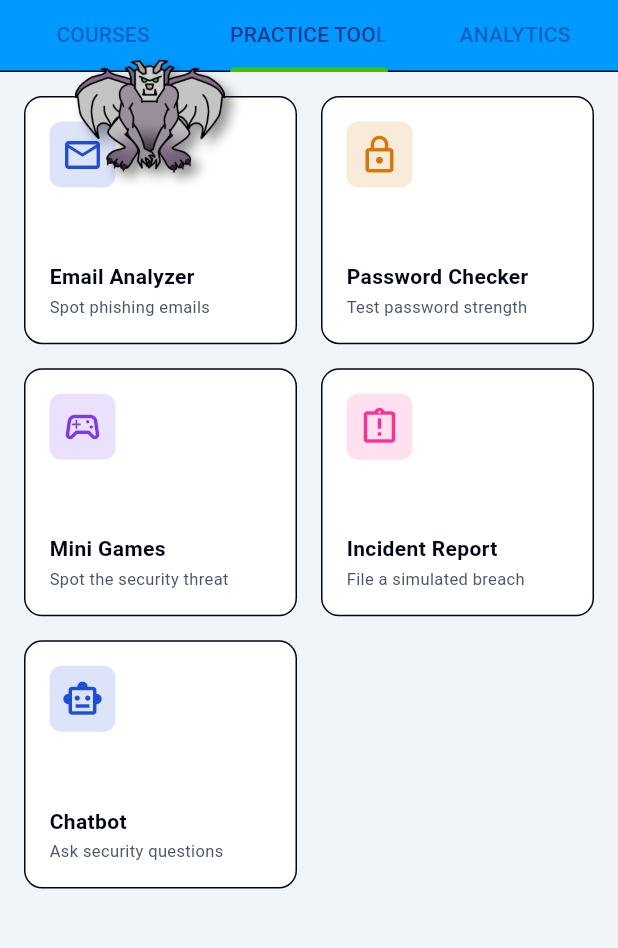
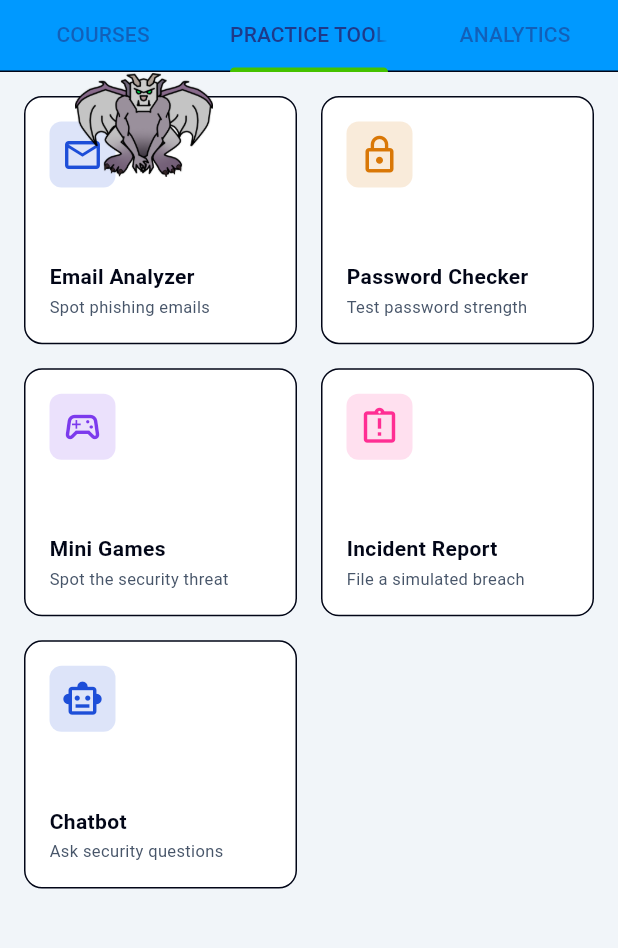
Before and after one commit to benvelzul/Threat-Wise-Premiers-Coding-Challenge, a Flutter app: the screen it shows after launch, after a tap on "OK", on a phone screen of 412 x 824 dp, the part 96-1044 px from its top. Run offline on Flutter 3.47's test engine with Material 3 defaults, Android fonts, the phone set to English and light mode, and no system bars; our stand-ins replace flutter_markdown, google_generative_ai, shared_preferences; missing offline and left inert: flutter_confetti.

Commit message:
Add mascot intro and refine overlay behavior
Adds MascotIntro widget (lib/features/dashboard/mascot_intro.dart) to display a startup message. Refactors mascot overlay (lib/features/widgets/mascot_overlay.dart): moves the MascotRouteObserver instance into the file, adds a showOverlay flag and dismissStartupIntro(), prevents the overlay from rendering until enabled, clamps drag bounds to mascot dimensions, and simplifies image rendering. Removes the now-unnecessary global mascotRouteObserver from lib/main.dart.

```diff
--- /dev/null
+++ b/lib/features/dashboard/mascot_intro.dart
@@ -0,0 +1,73 @@
+import 'package:flutter/material.dart';
+
+import '../widgets/make_image.dart';
+
+class MascotIntro extends StatelessWidget {
+  final bool showMessage;
+
+  const MascotIntro({this.showMessage = true, super.key});
+
+  @override
+  Widget build(BuildContext context) {
+    final colors = Theme.of(context).colorScheme;
+
+    return Material(
+      color: Colors.transparent,
+      child: Container(
+        padding: const EdgeInsets.fromLTRB(10, 10, 16, 10),
+        decoration: BoxDecoration(
+          color: colors.surface,
+          borderRadius: BorderRadius.circular(18),
+          border: Border.all(color: colors.primary.withValues(alpha: 0.35)),
+          boxShadow: const [
+            BoxShadow(
+              color: Color(0x33000000),
+              blurRadius: 18,
+              offset: Offset(0, 8),
+            ),
+          ],
+        ),
+        child: Row(
+          mainAxisSize: MainAxisSize.min,
+          children: [
+            const SizedBox(
+              width: 92,
+              height: 112,
+              child: LocalImageWidget(
+                imagePath: 'assets/images/Gargoyle.png',
+                width: 92,
+                height: 112,
+              ),
+            ),
+            if (showMessage) ...[
+              const SizedBox(width: 10),
+              Flexible(
+                child: Column(
+                  mainAxisSize: MainAxisSize.min,
+                  crossAxisAlignment: CrossAxisAlignment.start,
+                  children: [
+                    Text(
+                      'Welcome to ThreatWise',
+                      style: Theme.of(context).textTheme.titleMedium?.copyWith(
+                        fontWeight: FontWeight.w800,
+                        color: colors.onSurface,
+                      ),
+                    ),
+                    const SizedBox(height: 6),
+                    Text(
+                      "Oh. You're finally here \n We have a problem. \nPeople are getting tricked every day.\nAnd apparently, I'm supposed to stop that.\nUnfortunately, I can't do everything myself.\nSo I'm going to train you.\nWelcome to ThreatWise! This application will teach you cybersecurity.\n\n By the way, I'm Ward, the gargoyle. I'm here to help you learn and protect yourself from cyber threats. And i will be floating around the app. \n\n Let's get started!",
+                      style: Theme.of(context).textTheme.bodyMedium?.copyWith(
+                        color: colors.onSurface.withValues(alpha: 0.78),
+                        height: 1.25,
+                      ),
+                    ),
+                  ],
+                ),
+              ),
+            ],
+          ],
+        ),
+      ),
+    );
+  }
+}
--- a/lib/features/widgets/mascot_overlay.dart
+++ b/lib/features/widgets/mascot_overlay.dart
@@ -1,13 +1,22 @@
 import 'dart:math' as math;
-import 'dart:ui';
 
 import 'package:flutter/material.dart';
 import 'make_image.dart';
 
+final MascotRouteObserver mascotRouteObserver = MascotRouteObserver();
+
 class MascotRouteObserver extends NavigatorObserver with ChangeNotifier {
   final Set<Route<dynamic>> _popupRoutes = <Route<dynamic>>{};
+  bool _showOverlay = false;
 
   bool get isDialogVisible => _popupRoutes.isNotEmpty;
+  bool get showOverlay => _showOverlay;
+
+  void dismissStartupIntro() {
+    if (_showOverlay) return;
+    _showOverlay = true;
+    notifyListeners();
+  }
 
   @override
   void didPush(Route<dynamic> route, Route<dynamic>? previousRoute) {
@@ -69,60 +78,38 @@ class _MascotOverlayState extends State<MascotOverlay>
 
   @override
   Widget build(BuildContext context) {
-    if (widget.routeObserver.isDialogVisible) return const SizedBox.shrink();
-
     return AnimatedBuilder(
       animation: _floatController,
       builder: (context, child) {
+        if (!widget.routeObserver.showOverlay) {
+          return const SizedBox.shrink();
+        }
+
         final floatOffset = 10 * math.sin(_floatController.value * 2 * math.pi);
+        final screenSize = MediaQuery.sizeOf(context);
+        const mascotWidth = 92.0;
+        const mascotHeight = 112.0;
 
         return Positioned(
           left: _offset.dx,
           top: _offset.dy + floatOffset,
           child: GestureDetector(
             onPanUpdate: (details) {
-              final screenSize = MediaQuery.of(context).size;
               final newOffset = _offset + details.delta;
               setState(() {
                 _offset = Offset(
-                  newOffset.dx.clamp(0.0, screenSize.width - 100),
-                  newOffset.dy.clamp(0.0, screenSize.height - 100),
+                  newOffset.dx.clamp(12.0, screenSize.width - mascotWidth - 12),
+                  newOffset.dy.clamp(
+                    12.0,
+                    screenSize.height - mascotHeight - 12,
+                  ),
                 );
               });
             },
-            child: SizedBox(
-              width: 115,
-              height: 115,
-              child: Stack(
-                clipBehavior: Clip.none,
-                children: [
-                  Positioned(
-                    left: 5,
-                    top: 5,
-                    child: ImageFiltered(
-                      imageFilter: ImageFilter.blur(sigmaX: 4, sigmaY: 4),
-                      child: ColorFiltered(
-                        colorFilter: ColorFilter.mode(
-                          Colors.black.withValues(alpha: 0.4),
-                          BlendMode.srcIn,
-                        ),
-                        child: LocalImageWidget(
-                          imagePath: 'assets/images/Gargoyle.png',
-                          width: 100,
-                          height: 100,
-                        ),
-                      ),
-                    ),
-                  ),
-                  Positioned(
-                    child: LocalImageWidget(
-                      imagePath: 'assets/images/Gargoyle.png',
-                      width: 100,
-                      height: 100,
-                    ),
-                  ),
-                ],
-              ),
+            child: const LocalImageWidget(
+              imagePath: 'assets/images/Gargoyle.png',
+              width: mascotWidth,
+              height: mascotHeight,
             ),
           ),
         );
--- a/lib/main.dart
+++ b/lib/main.dart
@@ -21,8 +21,6 @@ void main() async {
   await StreakManager.instance.checkAndUpdateStreak();
   runApp(const MyApp());
 }
-
-final MascotRouteObserver mascotRouteObserver = MascotRouteObserver();
 
 class MyApp extends StatelessWidget {
   const MyApp({super.key});
```
